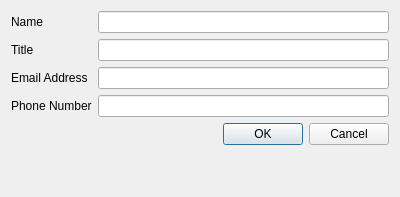
jeffmeese/ttrack, file src/boardmemberdialog.ui: the form before one commit.
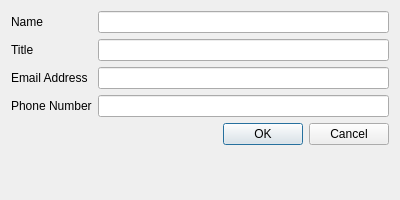
The form after the commit.

What changed in the file:
```diff
--- a/src/boardmemberdialog.ui
+++ b/src/boardmemberdialog.ui
@@ -7,7 +7,7 @@
     <x>0</x>
     <y>0</y>
     <width>400</width>
-    <height>197</height>
+    <height>200</height>
    </rect>
   </property>
   <property name="windowTitle">
```
Left out of the diff: 6 changed lines with no effect on the pictures.
